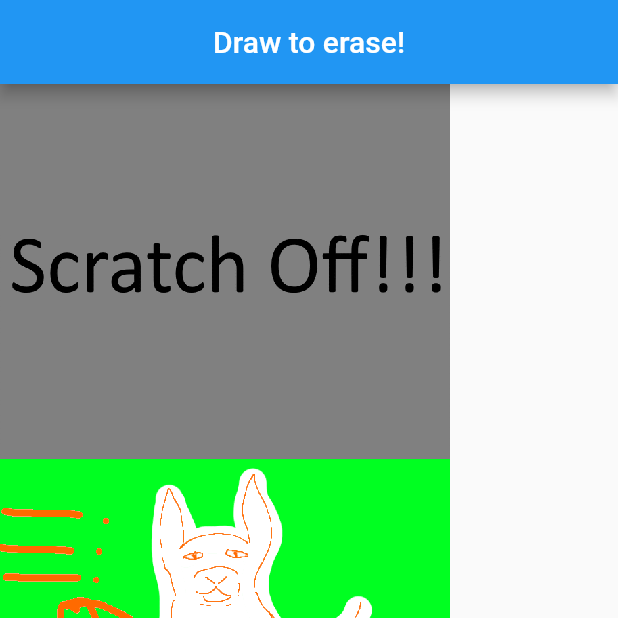
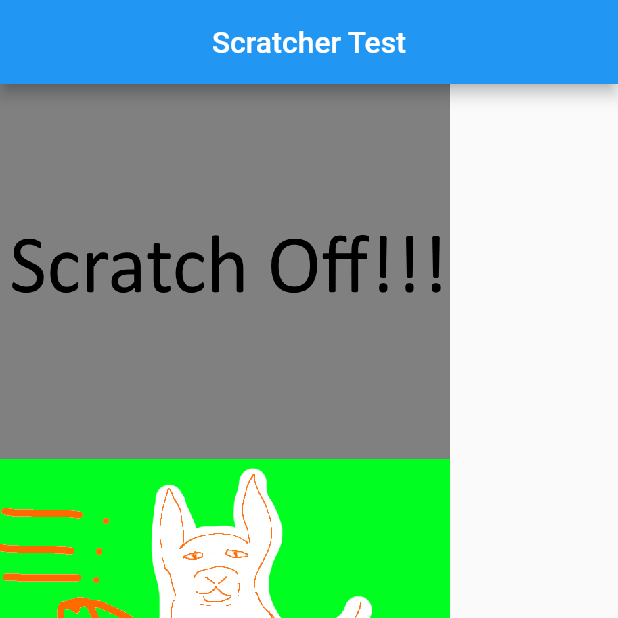
Before and after one commit to nateonguitar/flutter_scratch_off, a Flutter app: the screen it shows after launch, on a phone screen of 412 x 824 dp, the top half of it. Run offline on Flutter 3.47's test engine with Material 2 defaults, Android fonts, the phone set to English and light mode, and no system bars.

Commit message:
minor polish

```diff
--- a/lib/pages/landing.dart
+++ b/lib/pages/landing.dart
@@ -18,7 +18,7 @@ class _MyHomePageState extends State<LandingPage> {
   Widget _bodyWidget() {
     return Scaffold(
       appBar: AppBar(
-        title: Text('Draw to erase!'),
+        title: Text('Scratcher Test'),
         centerTitle: true,
       ),
       body: Center(
@@ -29,7 +29,7 @@ class _MyHomePageState extends State<LandingPage> {
                 Container(
                   child: ScratchOff(
                     child: Image.asset('assets/1.png'),
-                    backgroundColor: Colors.blue,
+                    backgroundColor: Colors.red,
                     scratcherLayerAsset: 'assets/2.png',
                     size: Size(300, 250),
                   ),
```
